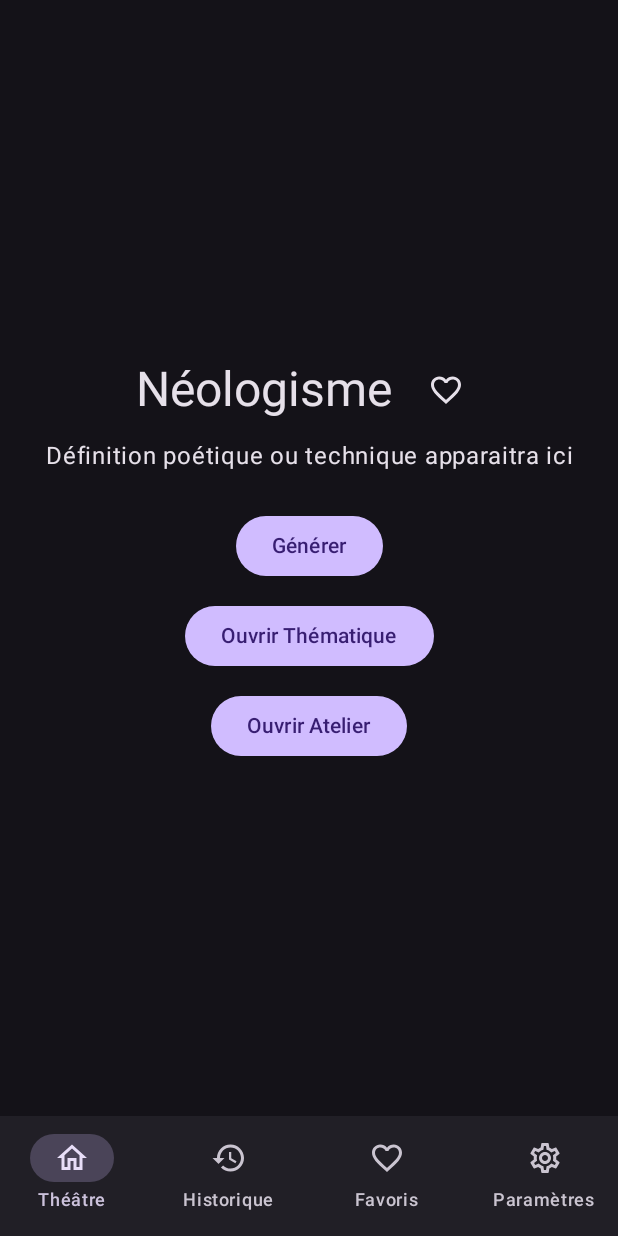
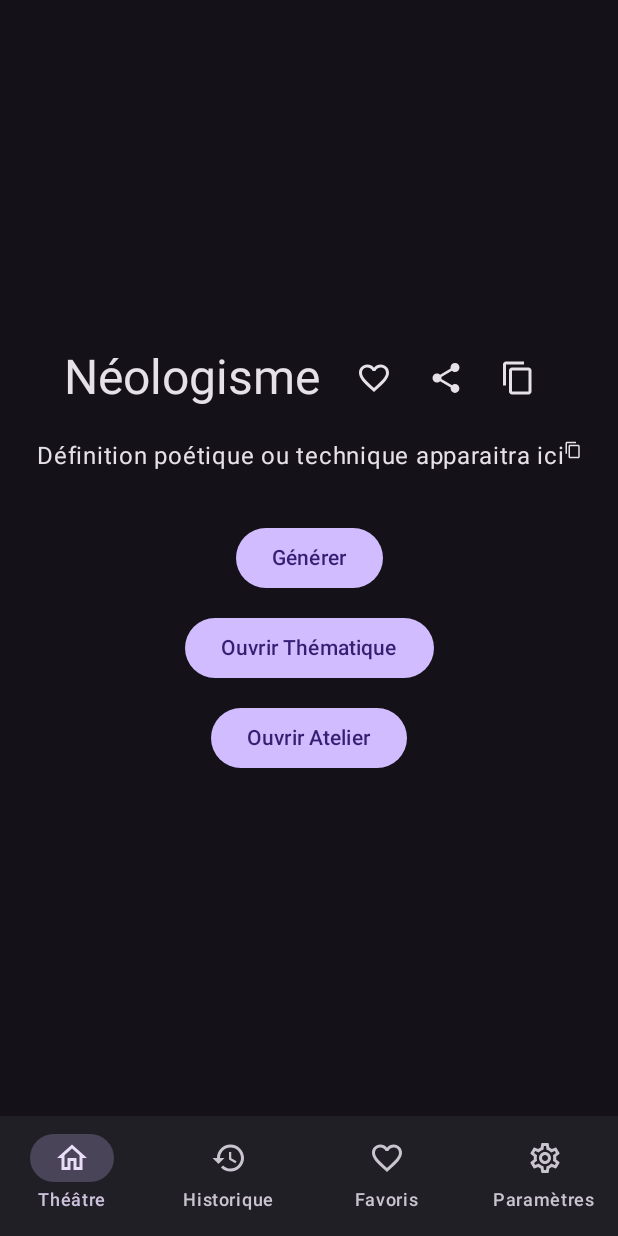
Before and after one commit to cyrilmhansen/neologotron, an Android app built with Jetpack Compose: the screen it shows after launch (MainActivity), on a phone screen of 412 x 824 dp. Run offline under Robolectric (Android 15) with nearby library versions, the phone set to English and light mode, and no system bars; our stand-ins replace Dagger/Hilt's generated code, Room's generated code.

Commit message:
feat: share and copy actions

```diff
--- a/app/build.gradle.kts
+++ b/app/build.gradle.kts
@@ -80,6 +80,7 @@ dependencies {
     androidTestImplementation(platform(libs.composeBom))
     androidTestImplementation(libs.androidxJunit)
     androidTestImplementation(libs.espressoCore)
+    androidTestImplementation(libs.espressoIntents)
     androidTestImplementation(libs.composeUiTestJunit4)
     debugImplementation(libs.composeUiTooling)
     debugImplementation(libs.composeUiTestManifest)
--- a/app/src/main/java/com/neologotron/app/ui/screens/MainScreen.kt
+++ b/app/src/main/java/com/neologotron/app/ui/screens/MainScreen.kt
@@ -8,6 +8,8 @@ import androidx.compose.foundation.layout.fillMaxSize
 import androidx.compose.foundation.layout.padding
 import androidx.compose.material.icons.Icons
 import androidx.compose.material.icons.filled.Favorite
+import androidx.compose.material.icons.filled.ContentCopy
+import androidx.compose.material.icons.filled.Share
 import androidx.compose.material.icons.outlined.FavoriteBorder
 import androidx.compose.material3.Button
 import androidx.compose.material3.Icon
@@ -22,6 +24,7 @@ import androidx.compose.runtime.Composable
 import androidx.compose.runtime.LaunchedEffect
 import androidx.compose.runtime.collectAsState
 import androidx.compose.runtime.getValue
+import androidx.compose.runtime.rememberCoroutineScope
 import androidx.compose.runtime.remember
 import androidx.compose.ui.Alignment
 import androidx.compose.ui.Modifier
@@ -31,7 +34,10 @@ import androidx.compose.ui.text.style.TextAlign
 import androidx.compose.ui.unit.dp
 import com.neologotron.app.R
 import androidx.hilt.navigation.compose.hiltViewModel
+import com.neologotron.app.ui.copyToClipboard
+import com.neologotron.app.ui.shareWord
 import com.neologotron.app.ui.viewmodel.MainViewModel
+import kotlinx.coroutines.launch
 
 @Composable
 fun MainScreen(
@@ -44,6 +50,7 @@ fun MainScreen(
     val isFavorite by vm.isFavorite.collectAsState()
     val snackbarHostState = remember { SnackbarHostState() }
     val context = LocalContext.current
+    val scope = rememberCoroutineScope()
 
     LaunchedEffect(Unit) {
         vm.favoriteToggled.collect { added ->
@@ -80,13 +87,30 @@ fun MainScreen(
                         Icon(Icons.Outlined.FavoriteBorder, contentDescription = stringResource(id = R.string.action_favorite))
                     }
                 }
+                IconButton(onClick = { shareWord(context, word, definition) }) {
+                    Icon(Icons.Filled.Share, contentDescription = stringResource(id = R.string.action_share))
                 }
+                IconButton(onClick = {
+                    copyToClipboard(context, context.getString(R.string.action_copy_word), word)
+                    scope.launch { snackbarHostState.showSnackbar(context.getString(R.string.msg_copied)) }
+                }) {
+                    Icon(Icons.Filled.ContentCopy, contentDescription = stringResource(id = R.string.action_copy_word))
+                }
+            }
+            Row(verticalAlignment = Alignment.CenterVertically) {
                 Text(
                     text = definition,
                     style = MaterialTheme.typography.bodyLarge,
                     modifier = Modifier.padding(top = 8.dp),
                     textAlign = TextAlign.Center
                 )
+                IconButton(onClick = {
+                    copyToClipboard(context, context.getString(R.string.action_copy_definition), definition)
+                    scope.launch { snackbarHostState.showSnackbar(context.getString(R.string.msg_copied)) }
+                }) {
+                    Icon(Icons.Filled.ContentCopy, contentDescription = stringResource(id = R.string.action_copy_definition))
+                }
+            }
             Button(onClick = { vm.generate() }, modifier = Modifier.padding(top = 24.dp)) {
                 Text(text = stringResource(id = R.string.action_generate))
             }
--- a/app/src/main/res/values/strings.xml
+++ b/app/src/main/res/values/strings.xml
@@ -25,6 +25,8 @@
     <string name="action_share">Partager</string>
     <string name="action_favorite">Ajouter aux favoris</string>
     <string name="action_unfavorite">Retirer des favoris</string>
+    <string name="action_copy_word">Copier le mot</string>
+    <string name="action_copy_definition">Copier la définition</string>
     <string name="action_back">Retour</string>
     <string name="hint_search">Recherche…</string>
 
@@ -42,6 +44,7 @@
     <string name="label_resetting">Réinitialisation…</string>
     <string name="msg_favorite_added">Ajouté aux favoris</string>
     <string name="msg_favorite_removed">Retiré des favoris</string>
+    <string name="msg_copied">Copié dans le presse-papiers</string>
     <string name="title_about">À propos</string>
     <string name="about_intro">Néologotron est un hommage ludique à la création de mots.</string>
     <string name="about_credit">Le « Logotron » a été inventé par Jean‑Pierre Petit (France, 1977). Néologotron s’en inspire librement et s’inscrit aussi dans l’esprit des expérimentations littéraires de l’Oulipo.</string>
--- a/gradle/libs.versions.toml
+++ b/gradle/libs.versions.toml
@@ -40,6 +40,7 @@ coreKtx = { module = "androidx.core:core-ktx", version.ref = "androidxCoreKtx" }
 junit = { module = "junit:junit", version.ref = "junit" }
 androidxJunit = { module = "androidx.test.ext:junit", version.ref = "androidxTestExt" }
 espressoCore = { module = "androidx.test.espresso:espresso-core", version.ref = "espresso" }
+espressoIntents = { module = "androidx.test.espresso:espresso-intents", version.ref = "espresso" }
 composeUiTestJunit4 = { module = "androidx.compose.ui:ui-test-junit4" }
 composeUiTooling = { module = "androidx.compose.ui:ui-tooling" }
 composeUiTestManifest = { module = "androidx.compose.ui:ui-test-manifest" }
```
Also changed, not shown: app/src/main/java/com/neologotron/app/ui/ShareUtils.kt (added, +19 -0 lines), app/src/main/java/com/neologotron/app/ui/screens/WordDetailScreen.kt (+29 -4 lines), 2 other files. Lines whose indentation alone changed are shown as unchanged.
